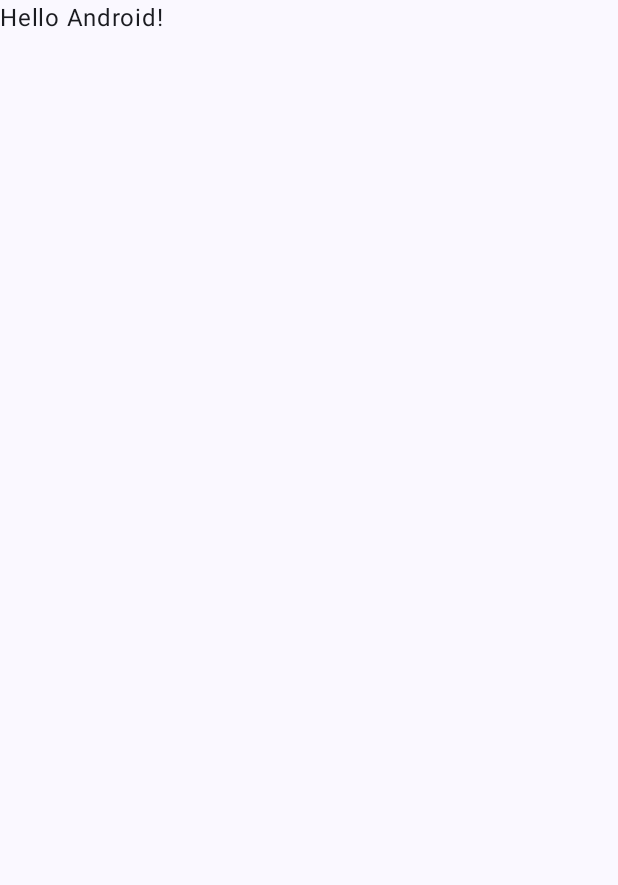
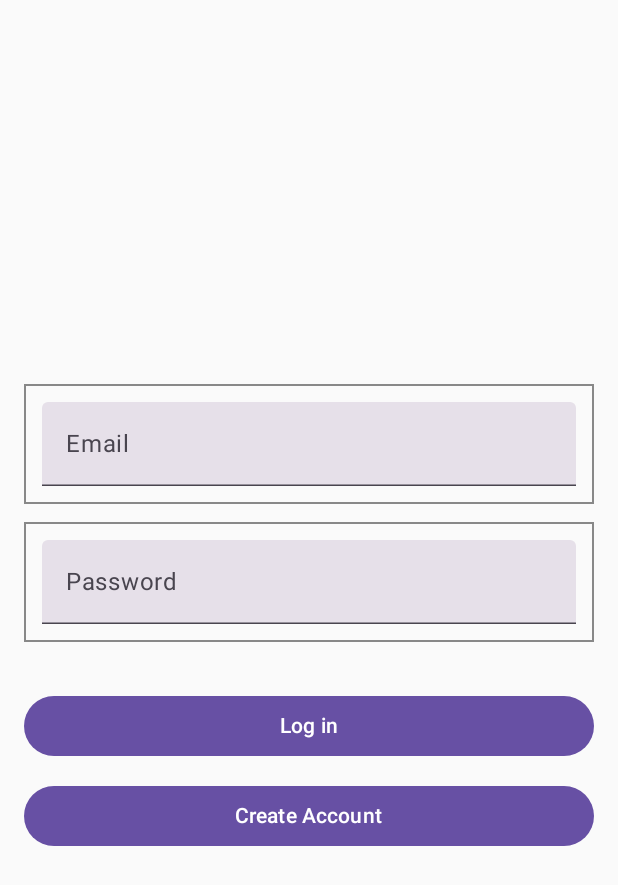
Before and after one commit to dizzy-166/NotifyME, an Android app built with Jetpack Compose: the screen it shows after launch (MainActivity), on a phone screen of 412 x 824 dp. Before the commit the part shown is almost empty. Shown: the top 885 px of the screen. Run offline under Robolectric (Android 15) with nearby library versions, the phone set to English and light mode, and no system bars.

Commit message:
commit_2

```diff
--- a/app/build.gradle.kts
+++ b/app/build.gradle.kts
@@ -59,6 +59,8 @@ dependencies {
     implementation(libs.androidx.ui.graphics)
     implementation(libs.androidx.ui.tooling.preview)
     implementation(libs.androidx.material3)
+    implementation(libs.androidx.navigation.runtime.android)
+    implementation(libs.androidx.navigation.compose)
     testImplementation(libs.junit)
     androidTestImplementation(libs.androidx.junit)
     androidTestImplementation(libs.androidx.espresso.core)
--- a/app/src/main/AndroidManifest.xml
+++ b/app/src/main/AndroidManifest.xml
@@ -10,13 +10,13 @@
         android:label="@string/app_name"
         android:roundIcon="@mipmap/ic_launcher_round"
         android:supportsRtl="true"
-        android:theme="@style/Theme.NotifyME"
+        android:theme="@style/Theme.NotifyME2"
         tools:targetApi="31">
         <activity
             android:name=".MainActivity"
             android:exported="true"
             android:label="@string/app_name"
-            android:theme="@style/Theme.NotifyME">
+            android:theme="@style/Theme.NotifyME2">
             <intent-filter>
                 <action android:name="android.intent.action.MAIN" />
 
--- a/app/src/main/java/com/example/notifyme/MainActivity.kt
+++ b/app/src/main/java/com/example/notifyme/MainActivity.kt
@@ -3,47 +3,13 @@ package com.example.notifyme
 import android.os.Bundle
 import androidx.activity.ComponentActivity
 import androidx.activity.compose.setContent
-import androidx.activity.enableEdgeToEdge
-import androidx.compose.foundation.layout.fillMaxSize
-import androidx.compose.foundation.layout.padding
-import androidx.compose.material3.Scaffold
-import androidx.compose.material3.Text
-import androidx.compose.runtime.Composable
-import androidx.compose.ui.Modifier
-import androidx.compose.ui.tooling.preview.Preview
-import com.example.notifyme.ui.theme.NotifyMETheme
+import com.example.notifyme.ui.screens.AppNavigation
 
 class MainActivity : ComponentActivity() {
     override fun onCreate(savedInstanceState: Bundle?) {
         super.onCreate(savedInstanceState)
-        enableEdgeToEdge()
         setContent {
-            NotifyMETheme {
-                Scaffold(modifier = Modifier.fillMaxSize()) { innerPadding ->
-                    Greeting(
-                        name = "Android",
-                        modifier = Modifier.padding(innerPadding)
-                    )
-                }
-            }
+            AppNavigation()
         }
     }
 }
-
-@Composable
-fun Greeting(name: String, modifier: Modifier = Modifier) {
-    Text(
-        text = "Hello $name!",
-        modifier = modifier
-    )
-}
-
-@Preview(showBackground = true)
-@Composable
-fun GreetingPreview() {
-    NotifyMETheme {
-        Greeting("Android")
-    }
-}
-///ПЕРВЫЙ КОМИТ
-///второй коммит
--- /dev/null
+++ b/app/src/main/java/com/example/notifyme/Navigation/Navigation.kt
@@ -0,0 +1,18 @@
+package com.example.notifyme.ui.screens
+
+import androidx.compose.runtime.Composable
+import androidx.navigation.compose.rememberNavController
+import androidx.navigation.compose.NavHost
+import androidx.navigation.compose.composable
+import com.example.notifyme.presentation.screens.LoginScreen
+
+@Composable
+fun AppNavigation() {
+    val navController = rememberNavController()
+
+    NavHost(navController, startDestination = "splash") {
+        composable("splash") { SplashScreen(navController) }
+        composable("login") { LoginScreen(navController) }
+        composable("main") { MainScreen() }
+    }
+}
--- /dev/null
+++ b/app/src/main/java/com/example/notifyme/Screens/LoginScreen/LoginScreen.kt
@@ -0,0 +1,108 @@
+package com.example.notifyme.presentation.screens
+
+import android.widget.Toast
+import androidx.compose.foundation.border
+import androidx.compose.foundation.layout.*
+import androidx.compose.foundation.text.KeyboardOptions
+import androidx.compose.material3.Button
+import androidx.compose.material3.Text
+import androidx.compose.material3.TextField
+import androidx.compose.runtime.Composable
+import androidx.compose.runtime.mutableStateOf
+import androidx.compose.runtime.remember
+import androidx.compose.ui.Alignment
+import androidx.compose.ui.Modifier
+import androidx.compose.ui.graphics.Color
+import androidx.compose.ui.text.input.ImeAction
+import androidx.compose.ui.text.input.KeyboardType
+import androidx.compose.ui.tooling.preview.Preview
+import androidx.compose.ui.unit.dp
+import androidx.navigation.NavController
+import androidx.navigation.compose.rememberNavController
+
+@Composable
+fun LoginScreen(navController: NavController) {
+    // Поля для ввода данных
+    val email = remember { mutableStateOf("") }
+    val password = remember { mutableStateOf("") }
+
+    // Логика авторизации
+    Column(
+        modifier = Modifier
+            .fillMaxSize()
+            .padding(16.dp),
+        horizontalAlignment = Alignment.CenterHorizontally,
+        verticalArrangement = Arrangement.Center
+    ) {
+        // Поле для ввода Email
+        TextField(
+            value = email.value,
+            onValueChange = { email.value = it },
+            keyboardOptions = KeyboardOptions.Default.copy(
+                keyboardType = KeyboardType.Email,
+                imeAction = ImeAction.Next
+            ),
+            modifier = Modifier
+                .fillMaxWidth()
+                .padding(bottom = 12.dp)
+                .border(1.dp, Color.Gray)
+                .padding(12.dp),
+            singleLine = true,
+            label = { Text("Email") } // Подсказка для поля email
+        )
+
+        // Поле для ввода пароля
+        TextField(
+            value = password.value,
+            onValueChange = { password.value = it },
+            keyboardOptions = KeyboardOptions.Default.copy(
+                keyboardType = KeyboardType.Password,
+                imeAction = ImeAction.Done
+            ),
+            modifier = Modifier
+                .fillMaxWidth()
+                .padding(bottom = 12.dp)
+                .border(1.dp, Color.Gray)
+                .padding(12.dp),
+            singleLine = true,
+            label = { Text("Password") } // Подсказка для поля password
+        )
+
+        // Кнопка авторизации
+        Button(
+            onClick = {
+                // Логика авторизации
+                if (email.value.isNotEmpty() && password.value.isNotEmpty()) {
+                    // Переход на главный экран
+                    navController.navigate("main") {
+                        popUpTo("login") { inclusive = true } // Убираем экран авторизации
+                    }
+                }
+            },
+            modifier = Modifier
+                .fillMaxWidth()
+                .padding(top = 20.dp)
+        ) {
+            Text(text = "Log in")
+        }
+
+        // Кнопка "Создать аккаунт"
+        Button(
+            onClick = {
+                // Логика для перехода на экран регистрации
+                navController.navigate("register") // Экран регистрации
+            },
+            modifier = Modifier
+                .fillMaxWidth()
+                .padding(top = 12.dp)
+        ) {
+            Text(text = "Create Account")
+        }
+    }
+}
+
+@Preview
+@Composable
+fun PreviewLoginScreen() {
+    LoginScreen(navController = rememberNavController())
+}
--- /dev/null
+++ b/app/src/main/java/com/example/notifyme/Screens/MainScreen/Main.kt
@@ -0,0 +1,23 @@
+package com.example.notifyme.ui.screens
+
+import androidx.compose.foundation.background
+import androidx.compose.foundation.layout.*
+import androidx.compose.material3.*
+import androidx.compose.runtime.Composable
+import androidx.compose.ui.Alignment
+import androidx.compose.ui.Modifier
+import androidx.compose.ui.graphics.Color
+import androidx.compose.ui.unit.dp
+import androidx.compose.ui.unit.sp
+
+@Composable
+fun MainScreen() {
+    Box(
+        modifier = Modifier
+            .fillMaxSize()
+            .background(Color.LightGray),
+        contentAlignment = Alignment.Center
+    ) {
+        Text(text = "Главный экран", fontSize = 24.sp)
+    }
+}
--- /dev/null
+++ b/app/src/main/java/com/example/notifyme/Screens/SplashScreens/Splash.kt
@@ -0,0 +1,64 @@
+package com.example.notifyme.ui.screens
+
+import androidx.compose.animation.core.*
+import androidx.compose.foundation.Image
+import androidx.compose.foundation.background
+import androidx.compose.foundation.layout.*
+import androidx.compose.runtime.*
+import androidx.compose.ui.Alignment
+import androidx.compose.ui.Modifier
+import androidx.compose.ui.draw.scale
+import androidx.compose.ui.graphics.Color
+import androidx.compose.ui.graphics.graphicsLayer
+import androidx.compose.ui.res.painterResource
+import androidx.navigation.NavController
+import kotlinx.coroutines.delay
+import com.example.notifyme.R
+
+@Composable
+fun SplashScreen(navController: NavController) {
+    val scale = remember { Animatable(0f) }
+    val rotation = remember { Animatable(0f) }
+
+    // Анимация появления + поворот
+    LaunchedEffect(key1 = true) {
+        scale.animateTo(
+            targetValue = 1f,
+            animationSpec = tween(durationMillis = 1000, easing = FastOutSlowInEasing)
+        )
+
+        // Анимация поворота: немного наклоняем и возвращаем назад
+        rotation.animateTo(
+            targetValue = 15f, // Наклон в 15 градусов
+            animationSpec = tween(durationMillis = 500, easing = FastOutSlowInEasing)
+        )
+        rotation.animateTo(
+            targetValue = -15f, // Обратный наклон
+            animationSpec = tween(durationMillis = 500, easing = FastOutSlowInEasing)
+        )
+        rotation.animateTo(
+            targetValue = 0f, // Возвращение в исходное положение
+            animationSpec = tween(durationMillis = 500, easing = FastOutSlowInEasing)
+        )
+
+        delay(2000) // Задержка перед переходом
+        navController.navigate("login") {  // Переход на экран авторизации
+            popUpTo("splash") { inclusive = true }
+        }
+    }
+
+    Box(
+        modifier = Modifier
+            .fillMaxSize()
+            .background(Color.White),
+        contentAlignment = Alignment.Center
+    ) {
+        Image(
+            painter = painterResource(id = R.drawable.splashscreenimage),
+            contentDescription = "splashscreenimage",
+            modifier = Modifier
+                .scale(scale.value)
+                .graphicsLayer(rotationZ = rotation.value) // Применяем поворот
+        )
+    }
+}
--- /dev/null
+++ b/app/src/main/res/values-v31/themes.xml
@@ -0,0 +1,8 @@
+<?xml version="1.0" encoding="utf-8"?>
+<resources>
+
+    <style name="Theme.NotifyME2" parent="Theme.NotifyME">
+        <item name="android:windowSplashScreenBackground">@color/gray</item>
+        <item name="android:windowSplashScreenAnimatedIcon">@drawable/splashscreenimage</item>
+    </style>
+</resources>
--- a/app/src/main/res/values/colors.xml
+++ b/app/src/main/res/values/colors.xml
@@ -7,4 +7,5 @@
     <color name="teal_700">#FF018786</color>
     <color name="black">#FF000000</color>
     <color name="white">#FFFFFFFF</color>
+    <color name="gray">#808080</color>
 </resources>
--- a/app/src/main/res/values/themes.xml
+++ b/app/src/main/res/values/themes.xml
@@ -1,5 +1,10 @@
 <?xml version="1.0" encoding="utf-8"?>
-<resources>
+<resources xmlns:tools="http://schemas.android.com/tools">
+   <style name="Theme.NotifyME2" parent="Theme.NotifyME">
+       <item name="android:windowSplashScreenBackground" tools:ignore="NewApi">@color/teal_200</item>
+       <item name="android:windowSplashScreenAnimatedIcon" tools:ignore="NewApi">@drawable/splashscreenimage</item>
+
+   </style>
 
     <style name="Theme.NotifyME" parent="android:Theme.Material.Light.NoActionBar" />
 </resources>
--- a/gradle/libs.versions.toml
+++ b/gradle/libs.versions.toml
@@ -1,5 +1,6 @@
 [versions]
 agp = "8.6.0"
+coreSplashscreen = "1.0.1"
 kotlin = "1.9.0"
 coreKtx = "1.15.0"
 junit = "4.13.2"
@@ -8,9 +9,12 @@ espressoCore = "3.6.1"
 lifecycleRuntimeKtx = "2.8.7"
 activityCompose = "1.10.1"
 composeBom = "2024.04.01"
+navigationRuntimeAndroid = "2.9.0-alpha07"
+navigationCompose = "2.8.8"
 
 [libraries]
 androidx-core-ktx = { group = "androidx.core", name = "core-ktx", version.ref = "coreKtx" }
+androidx-core-splashscreen = { module = "androidx.core:core-splashscreen", version.ref = "coreSplashscreen" }
 junit = { group = "junit", name = "junit", version.ref = "junit" }
 androidx-junit = { group = "androidx.test.ext", name = "junit", version.ref = "junitVersion" }
 androidx-espresso-core = { group = "androidx.test.espresso", name = "espresso-core", version.ref = "espressoCore" }
@@ -24,6 +28,8 @@ androidx-ui-tooling-preview = { group = "androidx.compose.ui", name = "ui-toolin
 androidx-ui-test-manifest = { group = "androidx.compose.ui", name = "ui-test-manifest" }
 androidx-ui-test-junit4 = { group = "androidx.compose.ui", name = "ui-test-junit4" }
 androidx-material3 = { group = "androidx.compose.material3", name = "material3" }
+androidx-navigation-runtime-android = { group = "androidx.navigation", name = "navigation-runtime-android", version.ref = "navigationRuntimeAndroid" }
+androidx-navigation-compose = { group = "androidx.navigation", name = "navigation-compose", version.ref = "navigationCompose" }
 
 [plugins]
 android-application = { id = "com.android.application", version.ref = "agp" }
```
Also changed, not shown: app/src/main/res/drawable/splashscreenimage.png (added).
